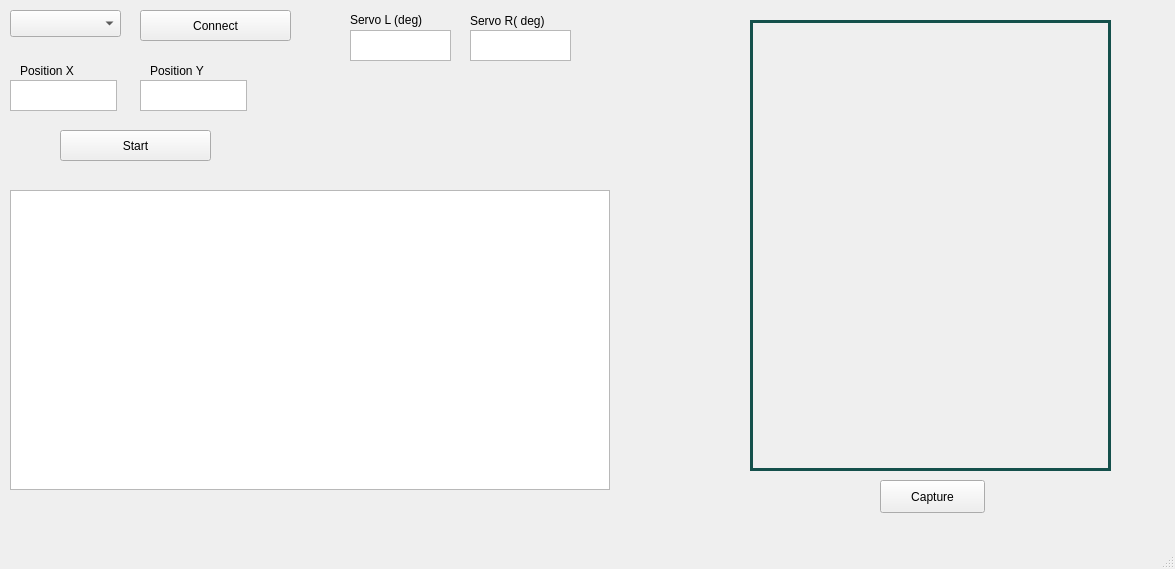
First picture: the form in MainWindow.ui, repository minghuaw/MECH423_Project, before the edit.
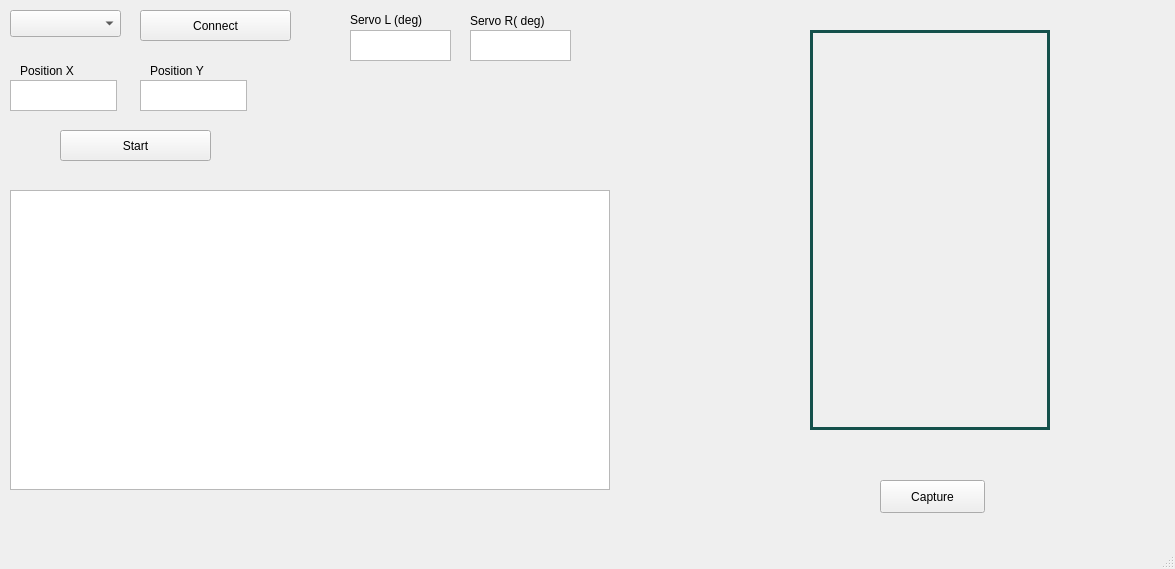
Second picture: the form after the edit. Custom widgets are drawn as their Qt base class.

Commit message: Changed arm parameter, added drawing boundary

```diff
--- a/MainWindow.ui
+++ b/MainWindow.ui
@@ -158,10 +158,10 @@
    <widget class="QLabel" name="video">
     <property name="geometry">
      <rect>
-      <x>750</x>
-      <y>20</y>
-      <width>361</width>
-      <height>451</height>
+      <x>810</x>
+      <y>30</y>
+      <width>240</width>
+      <height>400</height>
      </rect>
     </property>
     <property name="mouseTracking">
```
The commit also changes 2 other files.
